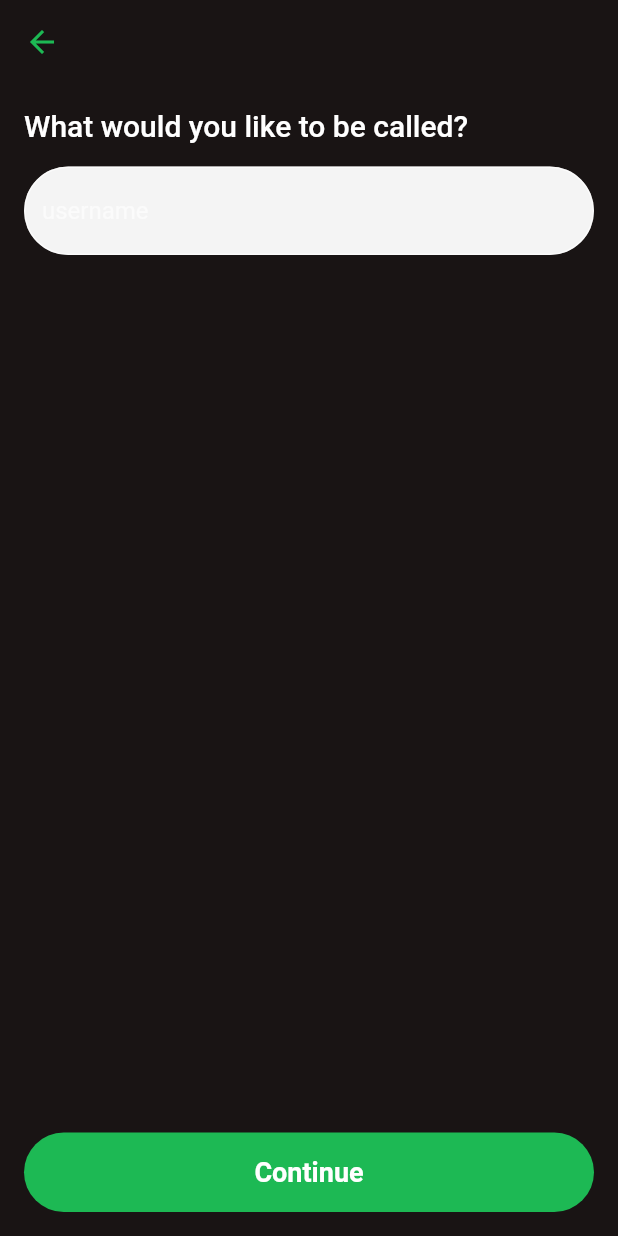
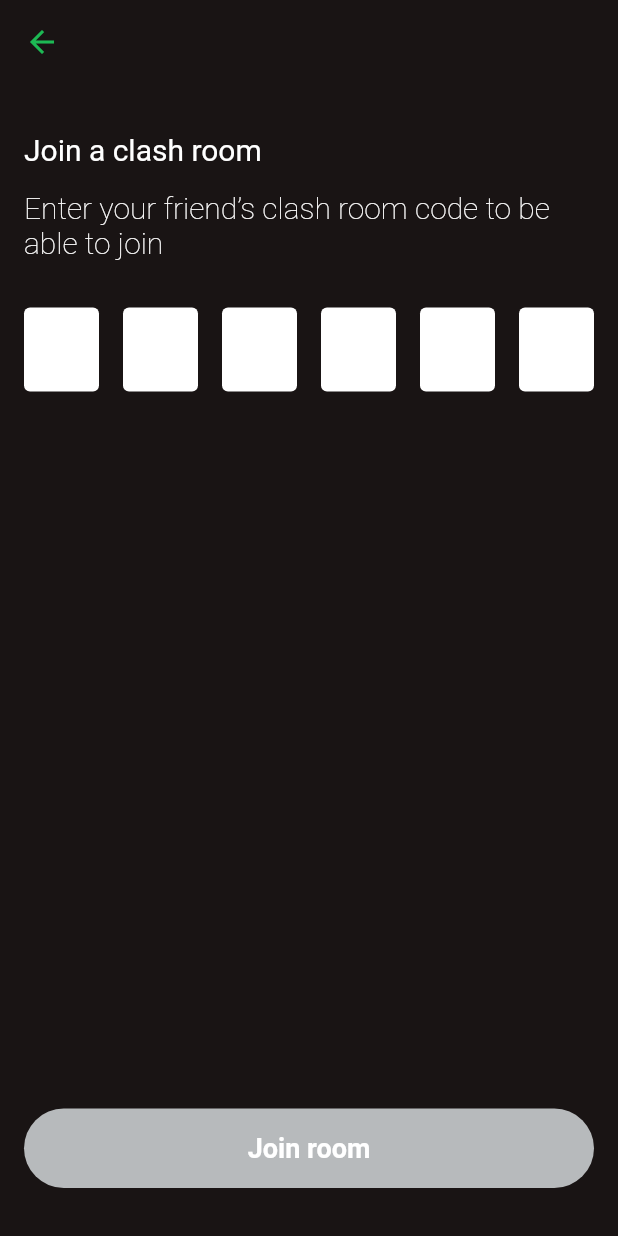
Before and after one commit to Nkwachi-N/Clash, a Flutter app: the screen it shows after launch, on a phone screen of 412 x 824 dp. Run offline on Flutter 3.47's test engine with Material 2 defaults, Android fonts, the phone set to English and light mode, and no system bars.

Commit message:
Join clash room

```diff
--- a/lib/main.dart
+++ b/lib/main.dart
@@ -1,5 +1,7 @@
 import 'package:clash_flutter/constants.dart';
-import 'package:clash_flutter/screens/user_name_screen.dart';
+import 'package:clash_flutter/screens/create_clash_room.dart';
+import 'package:clash_flutter/screens/host_mode_screen.dart';
+import 'package:clash_flutter/screens/join_clash_room.dart';
 import 'package:flutter/material.dart';
 
 void main() {
@@ -12,11 +14,25 @@ class MyApp extends StatelessWidget {
   // This widget is the root of your application.
   @override
   Widget build(BuildContext context) {
+    final textTheme = Theme.of(context).textTheme;
     return MaterialApp(
       title: 'Flutter Demo',
+      debugShowCheckedModeBanner: false,
       theme: ThemeData(
         brightness: Brightness.dark,
         scaffoldBackgroundColor: black200,
+        textTheme: textTheme.copyWith(
+          button: const TextStyle(
+            fontWeight: FontWeight.w700,
+            fontSize: 18.0,
+            color: Colors.white,
+          ),
+          headline6: textTheme.headline6?.copyWith(
+            fontSize: 20.0,
+            fontWeight: FontWeight.normal,
+            color: Colors.white,
+          )
+        ),
         textButtonTheme: TextButtonThemeData(
           style: ButtonStyle(
             padding: MaterialStateProperty.all(
@@ -37,7 +53,7 @@ class MyApp extends StatelessWidget {
         ),
 
       ),
-      home: const UserNameScreen()
+      home: const JoinClashRoom()
     );
   }
 }
--- /dev/null
+++ b/lib/screens/join_clash_room.dart
@@ -0,0 +1,163 @@
+import 'package:flutter/cupertino.dart';
+import 'package:flutter/material.dart';
+import 'package:flutter/services.dart';
+
+import '../constants.dart';
+
+class JoinClashRoom extends StatefulWidget {
+  const JoinClashRoom({Key? key}) : super(key: key);
+
+  @override
+  _JoinClashRoomState createState() => _JoinClashRoomState();
+}
+
+class _JoinClashRoomState extends State<JoinClashRoom> {
+  late TextEditingController _controller;
+  late FocusNode _focusNode;
+  final otpLength = 6;
+
+  @override
+  Widget build(BuildContext context) {
+    final textTheme = Theme.of(context).textTheme;
+    return Scaffold(
+      appBar: AppBar(
+        elevation: 0,
+        backgroundColor: Colors.transparent,
+        leading: const BackButton(
+          color: green200,
+        ),
+      ),
+      body: Column(
+        crossAxisAlignment: CrossAxisAlignment.stretch,
+        children: [
+          const SizedBox(
+            height: 32.0,
+          ),
+          Padding(
+            padding: const EdgeInsets.symmetric(horizontal: 16.0,),
+            child: Text(
+              'Join a clash room',
+              style: textTheme.headline6?.copyWith(
+                fontWeight: FontWeight.normal,
+              ),
+            ),
+          ),
+          Padding(
+            padding: const EdgeInsets.all(16.0),
+            child: Text(
+              'Enter your friend’s clash room code to be able to join',
+              style: textTheme.headline6?.copyWith(
+                fontWeight: FontWeight.w200,
+                color: Colors.white,
+              ),
+            ),
+          ),
+          const SizedBox(
+            height:8.0,
+          ),
+          Stack(
+            children: [
+              Padding(
+                padding: const EdgeInsets.all(8.0),
+                child: Row(
+                  mainAxisAlignment: MainAxisAlignment.spaceEvenly,
+                  children: List.generate(
+                    otpLength,
+                        (index) {
+                      String text = '';
+                      String controllerText = _controller.text;
+                      if (controllerText.length > index) {
+                        text = controllerText[index];
+                      }
+                      return Expanded(
+                        child: Container(
+                          padding: const EdgeInsets.symmetric(
+                            vertical: 8.0,
+                            horizontal: 16.0,
+                          ),
+                          margin: const EdgeInsets.symmetric(
+                            horizontal: 8.0,
+                          ),
+                          decoration: BoxDecoration(
+                            color: Colors.white,
+                            borderRadius: BorderRadius.circular(4.0),
+                          ),
+                          child: Center(
+                            child: Text(
+                              text,
+                              style: textTheme.headline4?.copyWith(
+                                fontWeight: FontWeight.w700,
+                                color: black200,
+                              ),
+                            ),
+                          ),
+                        ),
+                      );
+                    },
+                  ),
+                ),
+              ),
+              Visibility(
+                visible: false,
+                maintainState: true,
+                maintainAnimation: true,
+                maintainSize: true,
+                maintainInteractivity: true,
+                child: TextField(
+                  controller: _controller,
+                  focusNode: _focusNode,
+                  maxLength: otpLength,
+                  decoration: InputDecoration(
+                    border: InputBorder.none,
+                    counterText: '',
+                    enabledBorder: InputBorder.none,
+                    focusedBorder: InputBorder.none,
+                  ),
+                  keyboardType: TextInputType.number,
+                  inputFormatters: [
+                    FilteringTextInputFormatter.allow(
+                        RegExp(r'^[0-9]+$')),
+                  ],
+                  onChanged: (value) {
+                    setState(() {});
+                    if (value.length == otpLength) {
+                      _focusNode.unfocus();
+                    }
+                  },
+                ),
+              ),
+            ],
+          ),
+          const Spacer(),
+          Padding(
+            padding: const EdgeInsets.symmetric(horizontal: 16.0),
+            child: TextButton(
+              onPressed: _controller.text.length > 5 ? () {} : null,
+              child: Text(
+                'Join room',
+                style: textTheme.button,
+              ),
+            ),
+          ),
+          const SizedBox(
+            height: 32.0,
+          )
+        ],
+      ),
+    );
+  }
+
+  @override
+  void initState() {
+    super.initState();
+    _controller = TextEditingController();
+    _focusNode = FocusNode();
+  }
+
+  @override
+  void dispose() {
+    _controller.dispose();
+    _focusNode.dispose();
+    super.dispose();
+  }
+}
--- a/lib/screens/user_name_screen.dart
+++ b/lib/screens/user_name_screen.dart
@@ -70,10 +70,7 @@ class _UserNameScreenState extends State<UserNameScreen> {
 
                 child: Text(
                   'Continue',
-                  style: textTheme.button?.copyWith(
-                    fontWeight: FontWeight.w700,
-                    fontSize: 18.0,
-                  ),
+                  style: textTheme.button,
                 ),
               ),
               const SizedBox(
```
Also changed, not shown: lib/screens/clash_mode_screen.dart (+59 -17 lines), lib/screens/create_clash_room.dart (added, +25 -0 lines), lib/screens/host_mode_screen.dart (added, +54 -0 lines), lib/widgets/mode_tile.dart (added, +56 -0 lines), pubspec.yaml (+13 -15 lines), assets/fonts/ClashDisplay-Bold.otf (added), assets/fonts/ClashDisplay-Extralight.otf (added), assets/fonts/ClashDisplay-Light.otf (added), assets/fonts/ClashDisplay-Medium.otf (added), assets/fonts/ClashDisplay-Regular.otf (added), assets/fonts/ClashDisplay-Semibold.otf (added).
